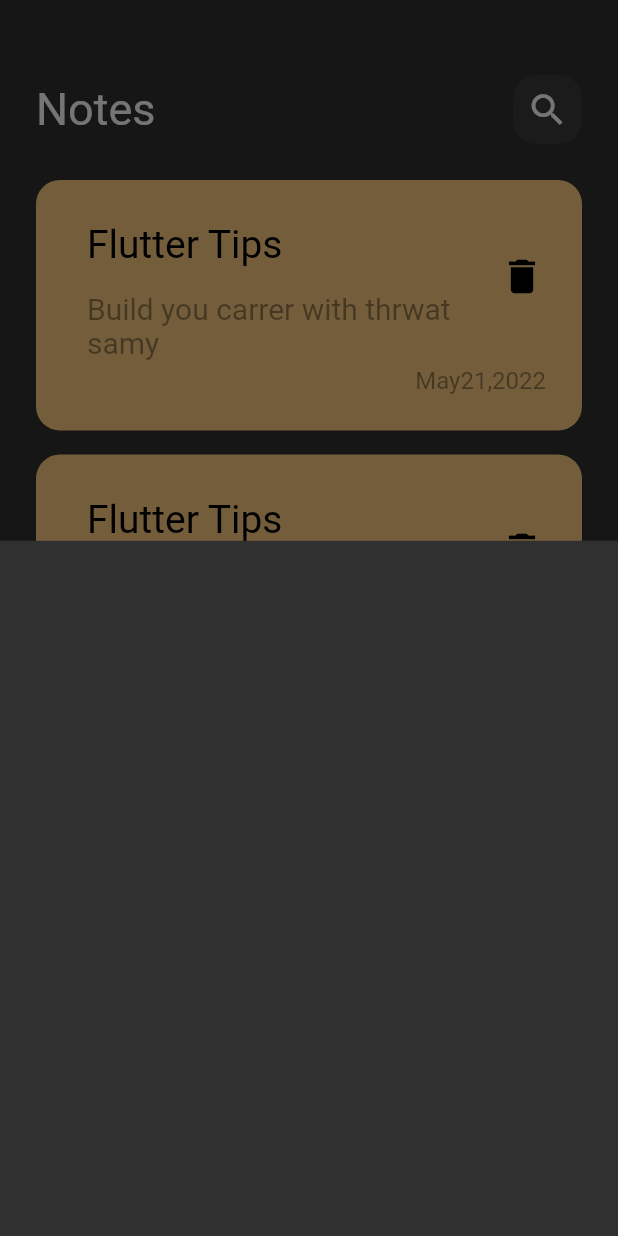
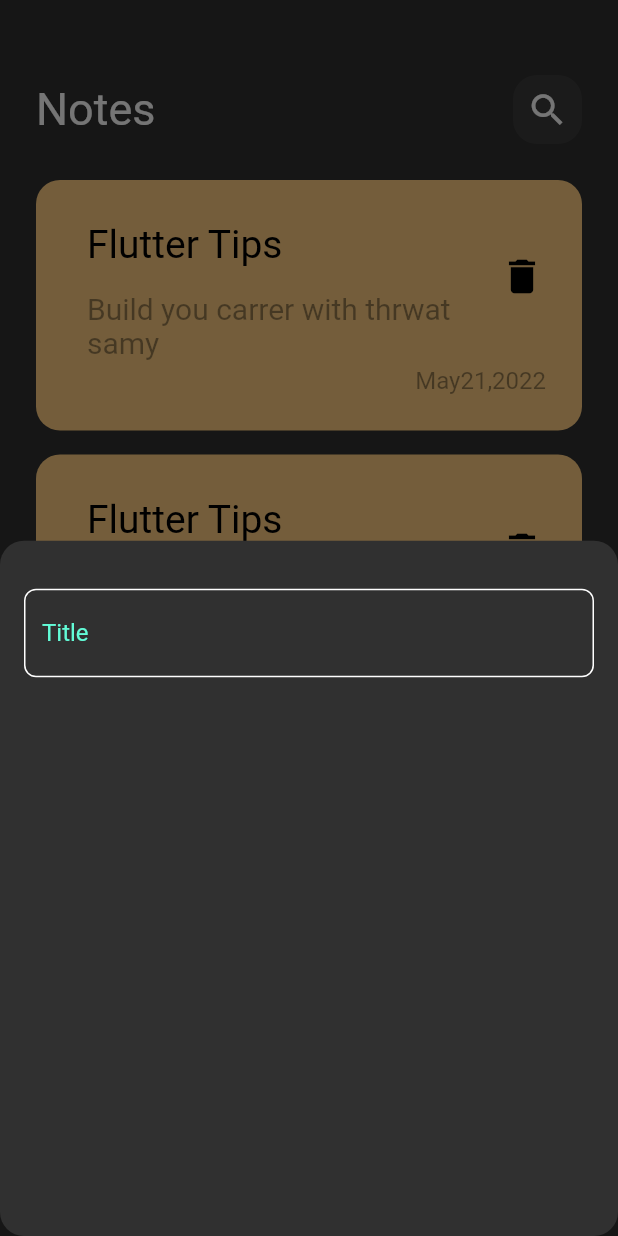
Before and after one commit to basant774/Note_App, a Flutter app: the screen it shows after launch, after a tap on the "add" icon, on a phone screen of 412 x 824 dp. Run offline on Flutter 3.47's test engine with Material 2 defaults, Android fonts, the phone set to English and light mode, and no system bars; Roboto replaces fonts that are missing (Poppins).

Commit message:
create_custom_textfield

```diff
--- a/lib/views/notes_view.dart
+++ b/lib/views/notes_view.dart
@@ -11,6 +11,9 @@ class NotesView extends StatelessWidget {
       floatingActionButton: FloatingActionButton(
         onPressed: () {
           showModalBottomSheet(
+              shape: RoundedRectangleBorder(
+                borderRadius: BorderRadius.circular(16),
+              ),
               context: context,
               builder: (context) {
                 return const AddNoteBottomSheet();
--- a/lib/views/widgets/add_note_bottom_sheet.dart
+++ b/lib/views/widgets/add_note_bottom_sheet.dart
@@ -1,10 +1,21 @@
 import 'package:flutter/material.dart';
+import 'package:noteapp/views/widgets/custom_textField.dart';
 
 class AddNoteBottomSheet extends StatelessWidget {
   const AddNoteBottomSheet({super.key});
 
   @override
   Widget build(BuildContext context) {
-    return Container();
+    return Padding(
+      padding: const EdgeInsets.symmetric(horizontal: 16),
+      child: Column(
+        children: [
+          SizedBox(
+            height: 32,
+          ),
+          CustomTextField(),
+        ],
+      ),
+    );
   }
 }
--- /dev/null
+++ b/lib/views/widgets/constns.dart
@@ -0,0 +1,3 @@
+import 'package:flutter/material.dart';
+
+const KPrimaryColor = const Color(0xff62FCD7);
--- /dev/null
+++ b/lib/views/widgets/custom_textField.dart
@@ -0,0 +1,31 @@
+import 'package:flutter/material.dart';
+import 'package:noteapp/views/widgets/constns.dart';
+
+class CustomTextField extends StatelessWidget {
+  const CustomTextField({super.key});
+
+  @override
+  Widget build(BuildContext context) {
+    return TextField(
+      cursorColor: KPrimaryColor,
+      decoration: InputDecoration(
+          hintText: 'Title',
+          hintStyle: TextStyle(
+            color: KPrimaryColor,
+          ),
+          border: buildBorder(),
+          enabledBorder: buildBorder(),
+          focusedBorder: buildBorder(KPrimaryColor)),
+    );
+  }
+
+  OutlineInputBorder buildBorder([Color]) {
+    return OutlineInputBorder(
+        borderRadius: BorderRadius.circular(
+          8,
+        ),
+        borderSide: BorderSide(
+          color: Color ?? Colors.white,
+        ));
+  }
+}
```
